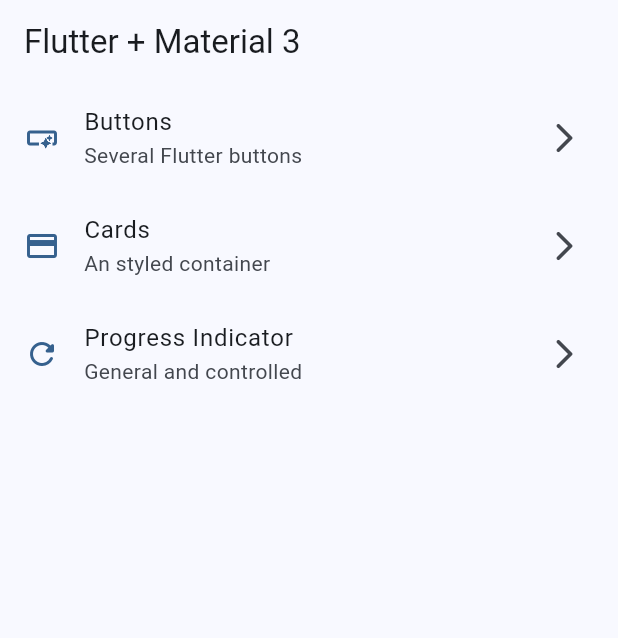
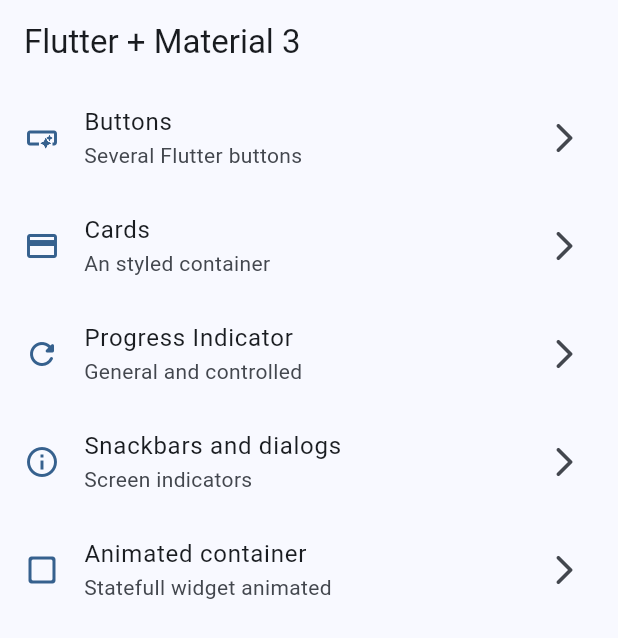
Before and after one commit to eandres8/flutter_widgets, a Flutter app: the screen it shows after launch, on a phone screen of 412 x 824 dp. Shown: the top 638 px of the screen. Run offline on Flutter 3.47's test engine with Material 3 defaults, Android fonts, the phone set to English and light mode, and no system bars; our stand-ins replace go_router.

Commit message:
feat: Add snackbars and dialogs examples

```diff
--- a/lib/config/menu/menu_items.dart
+++ b/lib/config/menu/menu_items.dart
@@ -36,4 +36,18 @@ const appMenuItems = <MenuItem>[
     link: '/progress',
     icon: Icons.refresh_rounded,
   ),
+
+  MenuItem(
+    title: 'Snackbars and dialogs',
+    subTitle: 'Screen indicators',
+    link: '/snackbar',
+    icon: Icons.info_outline,
+  ),
+
+  MenuItem(
+    title: 'Animated container',
+    subTitle: 'Statefull widget animated',
+    link: '/animated',
+    icon: Icons.check_box_outline_blank_rounded,
+  ),
 ];
--- a/lib/config/router/app_router.dart
+++ b/lib/config/router/app_router.dart
@@ -30,5 +30,17 @@ GoRouter appRouter = GoRouter(
       builder: (BuildContext context, GoRouterState state) =>
           const ProgressScreen(),
     ),
+    GoRoute(
+      path: '/snackbar',
+      name: SnackbarScreen.name,
+      builder: (BuildContext context, GoRouterState state) =>
+          const SnackbarScreen(),
+    ),
+    GoRoute(
+      path: '/animated',
+      name: AnimatedScreen.name,
+      builder: (BuildContext context, GoRouterState state) =>
+          const AnimatedScreen(),
+    ),
   ],
 );
--- a/lib/main.dart
+++ b/lib/main.dart
@@ -13,6 +13,7 @@ class MainApp extends StatelessWidget {
   @override
   Widget build(BuildContext context) {
     return MaterialApp.router(
+      title: 'Flutter widgets',
       routerConfig: appRouter,
       debugShowCheckedModeBanner: false,
       theme: AppTheme(selectedColor: 0).getTheme(),
```
Also changed, not shown: lib/views/screens/animated/animated_screen.dart (+51 -2 lines), lib/views/screens/snackbar/snackbar_screen.dart (+67 -2 lines).
